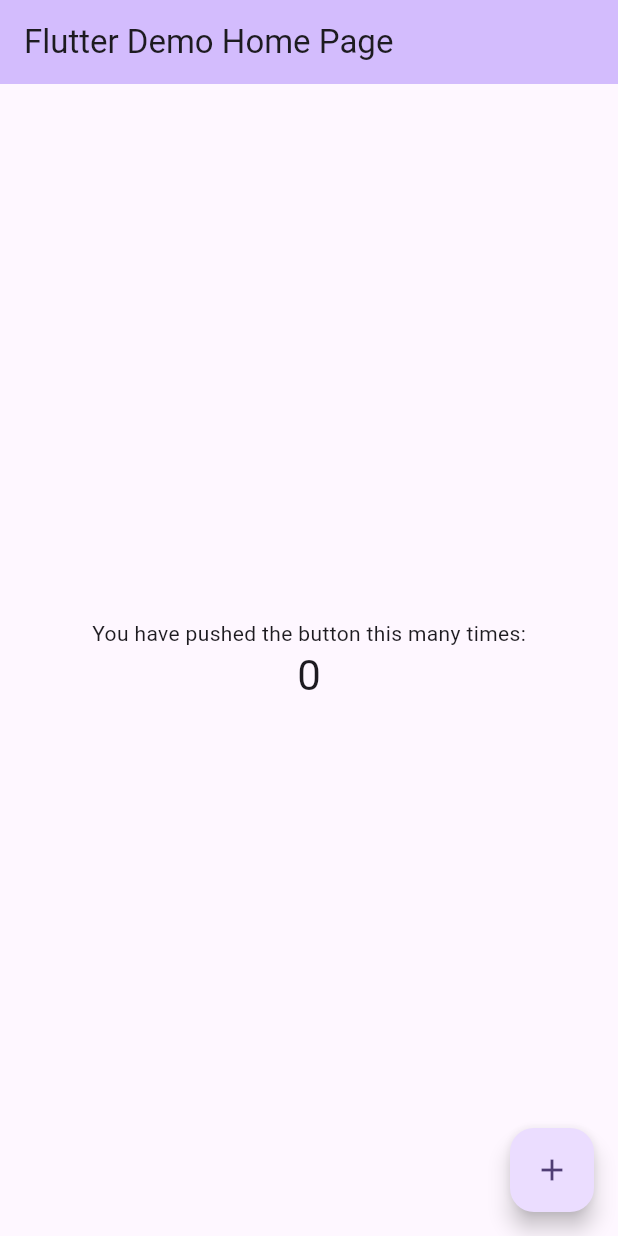
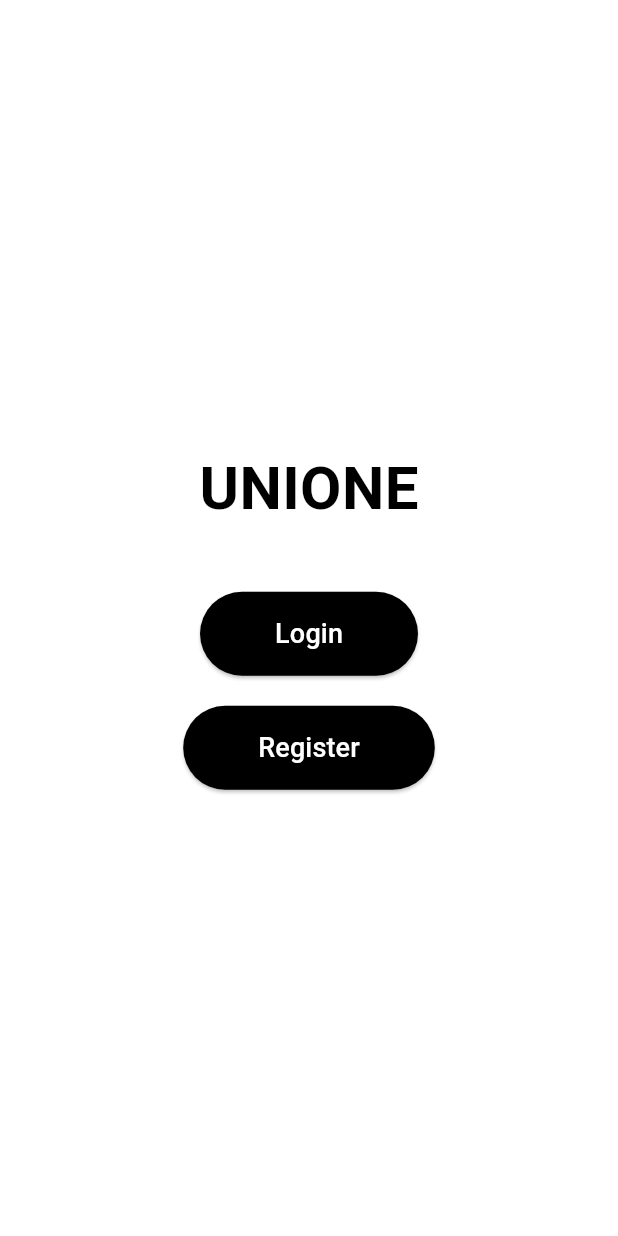
Before and after one commit to Ebenezertarigan/unione_mobile, a Flutter app: the screen it shows after launch, on a phone screen of 412 x 824 dp. Run offline on Flutter 3.47's test engine with Material 3 defaults, Android fonts, the light colour scheme and no system bars.

Commit message:
Membuat halaman awal dan juga halaman login

```diff
--- a/lib/main.dart
+++ b/lib/main.dart
@@ -7,116 +7,142 @@ void main() {
 class MyApp extends StatelessWidget {
   const MyApp({super.key});
 
-  // This widget is the root of your application.
   @override
   Widget build(BuildContext context) {
-    return MaterialApp(
-      title: 'Flutter Demo',
-      theme: ThemeData(
-        // This is the theme of your application.
-        //
-        // TRY THIS: Try running your application with "flutter run". You'll see
-        // the application has a purple toolbar. Then, without quitting the app,
-        // try changing the seedColor in the colorScheme below to Colors.green
-        // and then invoke "hot reload" (save your changes or press the "hot
-        // reload" button in a Flutter-supported IDE, or press "r" if you used
-        // the command line to start the app).
-        //
-        // Notice that the counter didn't reset back to zero; the application
-        // state is not lost during the reload. To reset the state, use hot
-        // restart instead.
-        //
-        // This works for code too, not just values: Most code changes can be
-        // tested with just a hot reload.
-        colorScheme: ColorScheme.fromSeed(seedColor: Colors.deepPurple),
-      ),
-      home: const MyHomePage(title: 'Flutter Demo Home Page'),
+    return const MaterialApp(
+      debugShowCheckedModeBanner: false,
+      home: HomeScreen(),
     );
   }
 }
 
-class MyHomePage extends StatefulWidget {
-  const MyHomePage({super.key, required this.title});
-
-  // This widget is the home page of your application. It is stateful, meaning
-  // that it has a State object (defined below) that contains fields that affect
-  // how it looks.
-
-  // This class is the configuration for the state. It holds the values (in this
-  // case the title) provided by the parent (in this case the App widget) and
-  // used by the build method of the State. Fields in a Widget subclass are
-  // always marked "final".
-
-  final String title;
-
-  @override
-  State<MyHomePage> createState() => _MyHomePageState();
-}
-
-class _MyHomePageState extends State<MyHomePage> {
-  int _counter = 0;
-
-  void _incrementCounter() {
-    setState(() {
-      // This call to setState tells the Flutter framework that something has
-      // changed in this State, which causes it to rerun the build method below
-      // so that the display can reflect the updated values. If we changed
-      // _counter without calling setState(), then the build method would not be
-      // called again, and so nothing would appear to happen.
-      _counter++;
-    });
-  }
+class HomeScreen extends StatelessWidget {
+  const HomeScreen({super.key});
 
   @override
   Widget build(BuildContext context) {
-    // This method is rerun every time setState is called, for instance as done
-    // by the _incrementCounter method above.
-    //
-    // The Flutter framework has been optimized to make rerunning build methods
-    // fast, so that you can just rebuild anything that needs updating rather
-    // than having to individually change instances of widgets.
     return Scaffold(
-      appBar: AppBar(
-        // TRY THIS: Try changing the color here to a specific color (to
-        // Colors.amber, perhaps?) and trigger a hot reload to see the AppBar
-        // change color while the other colors stay the same.
-        backgroundColor: Theme.of(context).colorScheme.inversePrimary,
-        // Here we take the value from the MyHomePage object that was created by
-        // the App.build method, and use it to set our appbar title.
-        title: Text(widget.title),
-      ),
+      backgroundColor: Colors.white,
       body: Center(
-        // Center is a layout widget. It takes a single child and positions it
-        // in the middle of the parent.
         child: Column(
-          // Column is also a layout widget. It takes a list of children and
-          // arranges them vertically. By default, it sizes itself to fit its
-          // children horizontally, and tries to be as tall as its parent.
-          //
-          // Column has various properties to control how it sizes itself and
-          // how it positions its children. Here we use mainAxisAlignment to
-          // center the children vertically; the main axis here is the vertical
-          // axis because Columns are vertical (the cross axis would be
-          // horizontal).
-          //
-          // TRY THIS: Invoke "debug painting" (choose the "Toggle Debug Paint"
-          // action in the IDE, or press "p" in the console), to see the
-          // wireframe for each widget.
           mainAxisAlignment: MainAxisAlignment.center,
-          children: <Widget>[
-            const Text('You have pushed the button this many times:'),
-            Text(
-              '$_counter',
-              style: Theme.of(context).textTheme.headlineMedium,
+          children: [
+            const Text(
+              'UNIONE',
+              style: TextStyle(
+                color: Colors.black,
+                fontSize: 40,
+                fontWeight: FontWeight.bold,
+              ),
+            ),
+            const SizedBox(height: 40),
+            ElevatedButton(
+              onPressed: () {
+                // Navigasi ke halaman LoginScreen
+                Navigator.push(
+                  context,
+                  MaterialPageRoute(builder: (context) => const LoginScreen()),
+                );
+              },
+              style: ElevatedButton.styleFrom(
+                backgroundColor: Colors.black, // Warna latar belakang
+                  foregroundColor: Colors.white,
+                padding: const EdgeInsets.symmetric(
+                  horizontal: 50,
+                  vertical: 15,
+                ),
+              ),
+              child: const Text('Login', style: TextStyle(fontSize: 18)),
+            ),
+            const SizedBox(height: 20),
+            ElevatedButton(
+              onPressed: () {},
+              style: ElevatedButton.styleFrom(
+               backgroundColor: Colors.black, // Warna latar belakang
+                  foregroundColor: Colors.white,
+                padding: const EdgeInsets.symmetric(
+                  horizontal: 50,
+                  vertical: 15,
+                ),
+              ),
+              child: const Text('Register', style: TextStyle(fontSize: 18)),
             ),
           ],
         ),
       ),
-      floatingActionButton: FloatingActionButton(
-        onPressed: _incrementCounter,
-        tooltip: 'Increment',
-        child: const Icon(Icons.add),
-      ), // This trailing comma makes auto-formatting nicer for build methods.
     );
   }
 }
+
+class LoginScreen extends StatelessWidget {
+  const LoginScreen({super.key});
+
+  @override
+  Widget build(BuildContext context) {
+    return Scaffold(
+     backgroundColor: Colors.black,
+      body: Padding(
+        padding: const EdgeInsets.symmetric(horizontal: 30),
+        child: Center(
+          child: Column(
+            mainAxisAlignment: MainAxisAlignment.center,
+            children: [
+
+              const Text(
+                'Login',
+                style: TextStyle(
+                  color: Colors.white,
+                  fontSize: 30,
+                  fontWeight: FontWeight.bold,
+                ),
+              ),
+              const SizedBox(height: 40),
+              TextField(
+                style: const TextStyle(color: Colors.white),
+                decoration: InputDecoration(
+                  hintText: 'Username',
+                  hintStyle: const TextStyle(color: Colors.grey),
+                  filled: true,
+                  fillColor: Colors.grey[800],
+                  border: OutlineInputBorder(
+                    borderRadius: BorderRadius.circular(12),
+                    borderSide: BorderSide.none,
+                  ),
+                ),
+              ),
+              const SizedBox(height: 20),
+              TextField(
+                obscureText: true,
+                style: const TextStyle(color: Colors.white),
+                decoration: InputDecoration(
+                  hintText: 'Password',
+                  hintStyle: const TextStyle(color: Colors.grey),
+                  filled: true,
+                  fillColor: Colors.grey[800],
+                  border: OutlineInputBorder(
+                    borderRadius: BorderRadius.circular(12),
+                    borderSide: BorderSide.none,
+                  ),
+                ),
+              ),
+              const SizedBox(height: 20),
+              ElevatedButton(
+                onPressed: () {},
+                style: ElevatedButton.styleFrom(
+                  backgroundColor: Colors.white, // Warna latar belakang
+                  foregroundColor: Colors.black , // Warna teks
+
+                  padding: const EdgeInsets.symmetric(
+                    horizontal: 50,
+                    vertical: 15,
+                  ),
+                ),
+                child: const Text('Login', style: TextStyle(fontSize: 18)),
+              ),
+            ],
+          ),
+        ),
+      ),
+    );
+  }
+}
```
